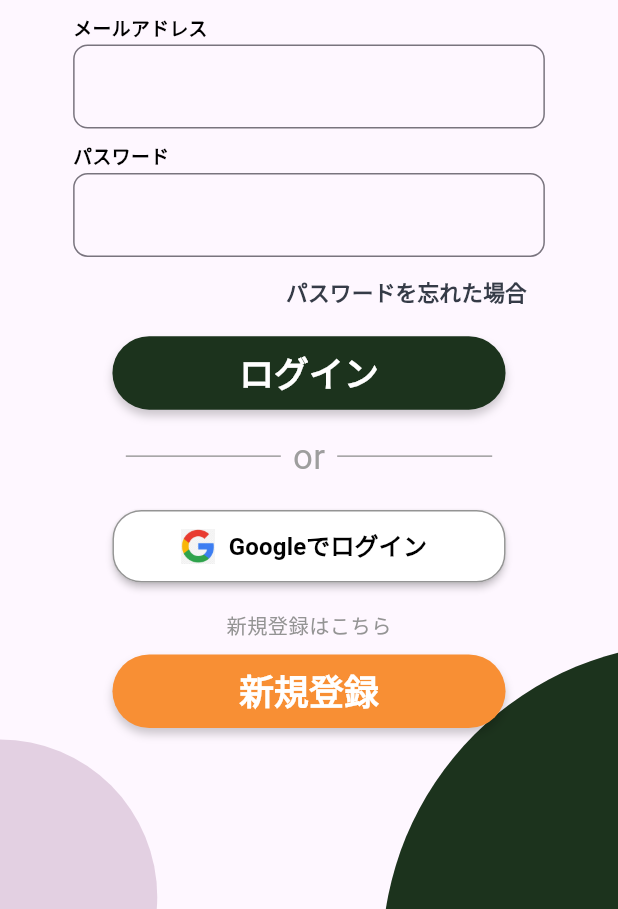
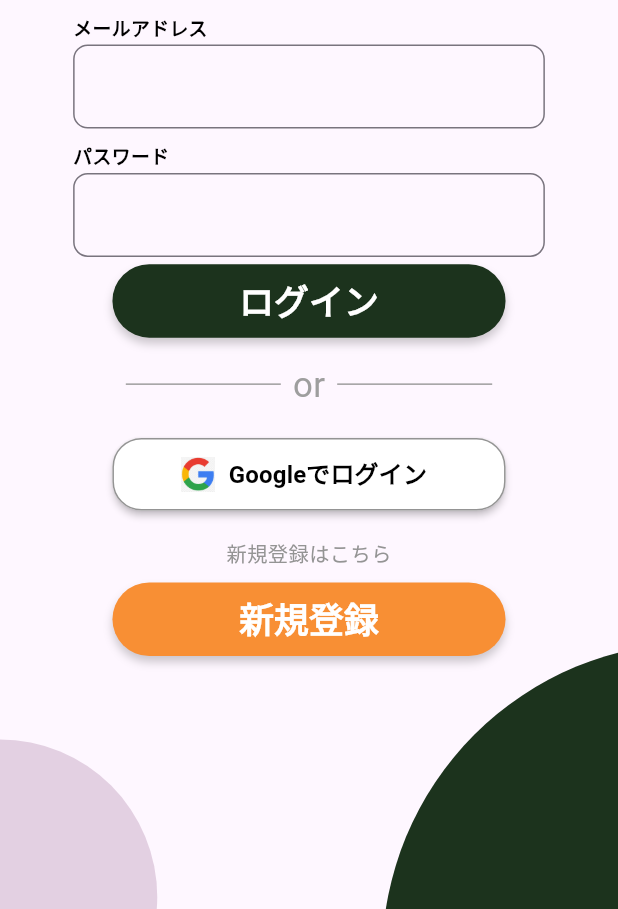
Before and after one commit to KIwata215/Glossy_front, a Flutter app: the screen it shows after launch, on a phone screen of 412 x 824 dp, the part 327-1236 px from its top. Run offline on Flutter 3.47's test engine with Material 3 defaults, Android fonts, the phone set to English and light mode, and no system bars; our stand-ins replace flutter_screenutil, google_fonts.

Commit message:
upadate:必要な引数を追加しました

```diff
--- a/glossy/lib/component/Textformfield.dart
+++ b/glossy/lib/component/Textformfield.dart
@@ -100,8 +100,9 @@ class _Email_Textformfield extends State<Email_Textformfield>{
 class Password_Textformfield extends StatefulWidget{
   final TextEditingController controller;
   final double width;
+  final bool? showForgotPassword;
 
-  Password_Textformfield({required this.controller,required this.width,});
+  Password_Textformfield({required this.controller,required this.width, this.showForgotPassword,});
 
   @override
   _Password_Textformfield createState() => _Password_Textformfield();
@@ -142,13 +143,13 @@ class _Password_Textformfield extends State<Password_Textformfield>{
                   ),
                 ),
                 //パスワードを忘れた場合
+                if(widget.showForgotPassword == true)
                   Align(
                     alignment: Alignment.centerRight,
                     child: TextButton(
                       onPressed: () {
-                      //パスワードリセット画面へ遷移
+                        //Todo パスワードリセット画面へ遷移
                       },
-
                       child: Text(
                         'パスワードを忘れた場合',
                         style: GoogleFonts.poppins(
```
Lines whose indentation alone changed are shown as unchanged.
